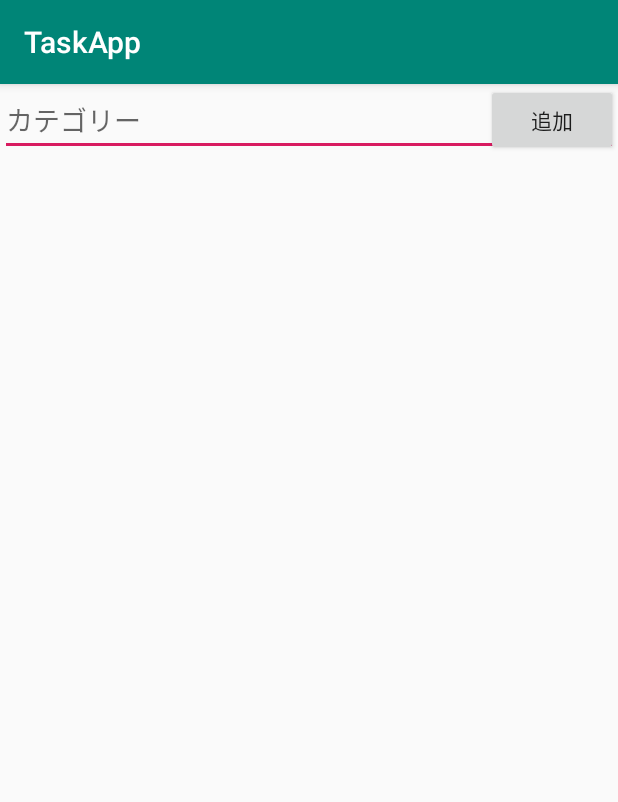
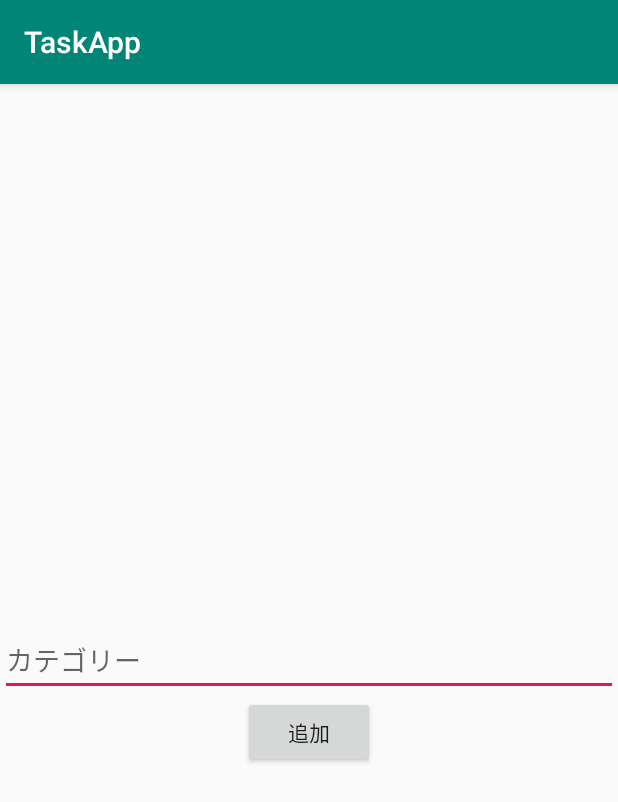
Before and after one commit to ie-katsuya/TaskApp, an Android app: the Category_id screen opened directly, with no data from a screen before it, on a phone screen of 412 x 824 dp. Shown: the top 802 px of the screen. Run offline under Robolectric (Android 15) with nearby library versions, the phone set to English and light mode, and no system bars; libraries missing offline, so code that uses them is left out: io.realm.

Commit message:
発展課題

```diff
--- a/app/src/main/java/com/example/taskapp/CategoryAdapter.kt
+++ b/app/src/main/java/com/example/taskapp/CategoryAdapter.kt
@@ -38,7 +38,7 @@ class CategoryAdapter(context: Context): BaseAdapter()  {
 
         val textView1 = view.findViewById<TextView>(android.R.id.text1)
 
-        textView1.text = "カテゴリー： " + spinnerlist[position].name
+        textView1.text = spinnerlist[position].name
 
         return view
     }
--- a/app/src/main/java/com/example/taskapp/Category_id.kt
+++ b/app/src/main/java/com/example/taskapp/Category_id.kt
@@ -24,14 +24,9 @@ class Category_id : AppCompatActivity(), View.OnClickListener{
         }
     }
 
-    // Map<String, String> 型の ArrayList を作成します
-    val list = ArrayList<String>()
-    var count = 1
-
     override fun onCreate(savedInstanceState: Bundle?) {
         super.onCreate(savedInstanceState)
         setContentView(R.layout.activity_category_id)
-
 
         refine_button.setOnClickListener(this)
     }
--- a/app/src/main/java/com/example/taskapp/InputCategory.kt
+++ b/app/src/main/java/com/example/taskapp/InputCategory.kt
@@ -15,6 +15,7 @@ import android.content.Intent
 import io.realm.RealmChangeListener
 import kotlinx.android.synthetic.main.activity_category_id.*
 import kotlinx.android.synthetic.main.activity_main.*
+import android.widget.Toast
 
 class InputCategory : AppCompatActivity(), View.OnClickListener {
 
@@ -27,14 +28,13 @@ class InputCategory : AppCompatActivity(), View.OnClickListener {
 
         // UI部品の設定
         refine_button.setOnClickListener(this)
-
-        addTask()
     }
 
     override fun onClick(v: View) {
 
         if (category_edit.text != null) {
-            categoryname = category_edit.toString()
+            Toast.makeText(applicationContext, "カテゴリーを追加しました", Toast.LENGTH_SHORT).show()
+            categoryname = category_edit.text.toString()
             addTask()
         }
     }
--- a/app/src/main/java/com/example/taskapp/Task.kt
+++ b/app/src/main/java/com/example/taskapp/Task.kt
@@ -10,7 +10,9 @@ open class Task : RealmObject(), Serializable {
     var contents: String = ""   // 内容
     var date: Date = Date()     // 日時
 
-    var categoryId: Int? = null    //カテゴリーID
+    //var categoryId: Int? = null    //カテゴリーID
+
+    var category: Category? = null
 
     // id をプライマリーキーとして設定
     @PrimaryKey
--- a/app/src/main/java/com/example/taskapp/TaskAdapter.kt
+++ b/app/src/main/java/com/example/taskapp/TaskAdapter.kt
@@ -36,7 +36,7 @@ class TaskAdapter(context: Context): BaseAdapter() {
         val textView2 = view.findViewById<TextView>(android.R.id.text2)
 
         textView1.text = "タイトル： " + taskList[position].title
-        //textView2.text = "カテゴリー： " + taskList[position].category
+        textView2.text = "カテゴリー： " + taskList[position].category.toString()
 
         val simpleDateFormat = SimpleDateFormat("yyyy-MM-dd HH:mm", Locale.JAPANESE)
         val date = taskList[position].date
--- a/app/src/main/res/layout/activity_category_id.xml
+++ b/app/src/main/res/layout/activity_category_id.xml
@@ -5,32 +5,20 @@
         android:layout_height="match_parent"
         android:orientation="vertical">
 
-    <ListView
-            android:id="@+id/listView1"
+    <EditText
+            android:id="@+id/category_edit"
             android:layout_width="match_parent"
-            android:layout_height="match_parent"
-            android:layout_below="@id/category_edit"
-            android:layout_alignParentBottom="true"
-            android:layout_marginTop="0dp" android:layout_marginBottom="0dp"/>
+            android:layout_height="wrap_content"
+            android:layout_centerInParent="true"
+            android:hint="カテゴリー"/>
 
     <Button
             android:id="@+id/refine_button"
             android:layout_width="wrap_content"
             android:layout_height="wrap_content"
-            android:layout_alignParentRight="true"
+            android:layout_below="@id/category_edit"
+            android:layout_centerHorizontal="true"
             android:text="追加" android:layout_marginRight="0dp"/>
 
-    <EditText
-            android:id="@+id/category_edit"
-            android:layout_width="match_parent"
-            android:layout_height="wrap_content"
-            android:hint="カテゴリー"/>
-
-    <ListView
-            android:layout_width="match_parent"
-            android:layout_height="wrap_content"
-            android:layout_alignParentBottom="true"
-            android:layout_below="@id/category_edit"
-            android:id="@+id/listView" android:layout_marginTop="0dp" android:layout_marginBottom="0dp"/>
 
 </RelativeLayout>
```
Also changed, not shown: app/src/main/java/com/example/taskapp/InputActivity.kt (+58 -3 lines), app/src/main/java/com/example/taskapp/MainActivity.kt (+29 -11 lines).
